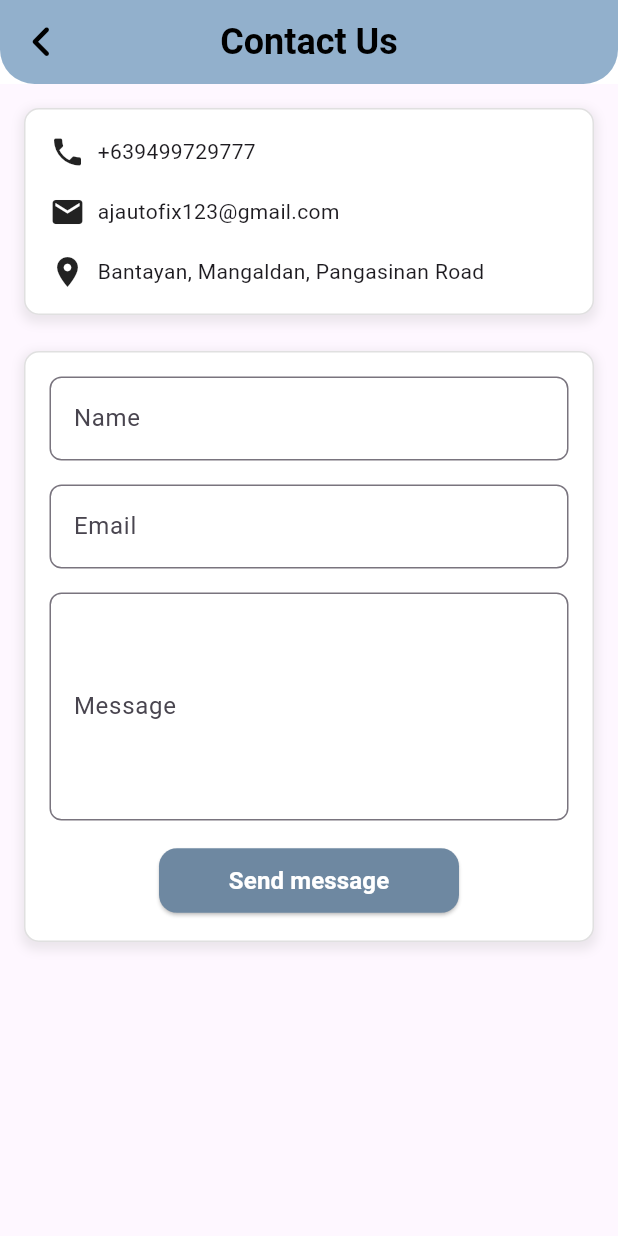
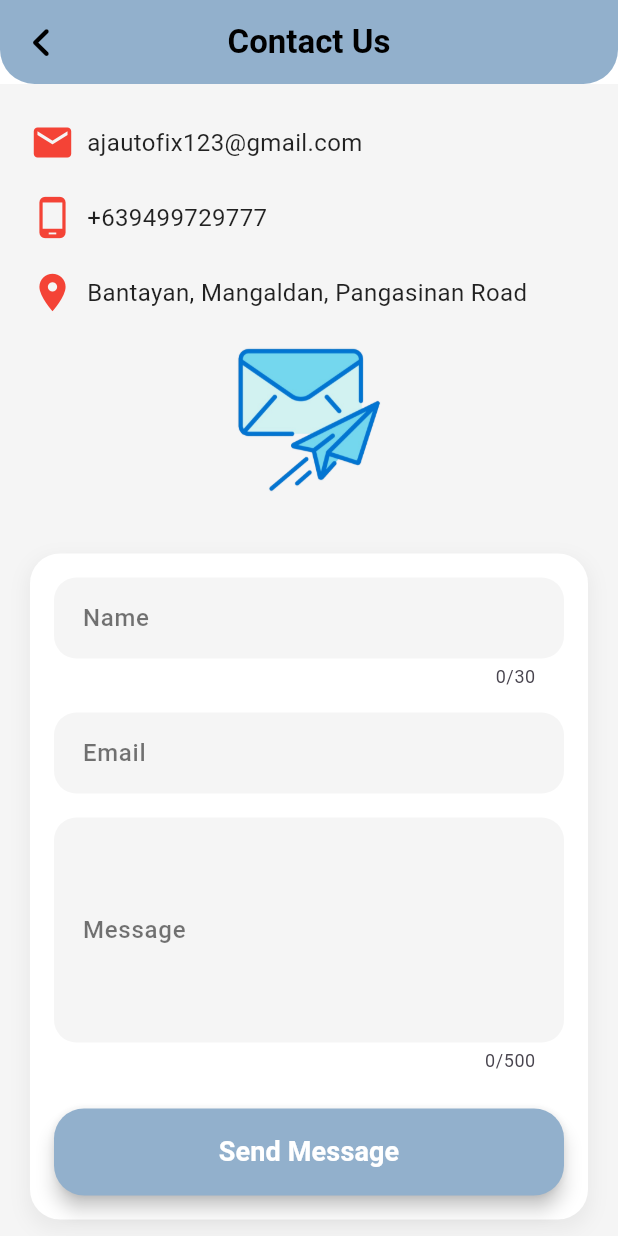
Before and after one commit to JohnLloydDev/AJ-Autofix-App, a Flutter app: the ContactUsScreen screen opened by its route, on a phone screen of 412 x 824 dp. Run offline on Flutter 3.47's test engine with Material 3 defaults, Android fonts, the phone set to English and light mode, and no system bars; our stand-ins replace bloc, equatable, flutter_bloc, flutter_rating_bar, flutter_secure_storage, flutter_spinkit and 10 more; missing offline and left inert: onesignal_flutter; accounts and stored records are empty.

Commit message:
Update the contact us and limit the Length

```diff
--- a/lib/screens/contact_us_screen.dart
+++ b/lib/screens/contact_us_screen.dart
@@ -1,9 +1,7 @@
 import 'package:aj_autofix/bloc/contact/contact_bloc.dart';
-import 'package:aj_autofix/bloc/contact/contact_event.dart';
-import 'package:aj_autofix/bloc/contact/contact_state.dart';
 import 'package:aj_autofix/repositories/contact_repository_impl.dart';
 import 'package:aj_autofix/utils/constants.dart';
-import 'package:aj_autofix/utils/custom_loading.dart';
+import 'package:aj_autofix/widgets/contact_us.dart';
 import 'package:flutter/material.dart';
 import 'package:flutter_bloc/flutter_bloc.dart';
 import 'package:font_awesome_flutter/font_awesome_flutter.dart';
@@ -19,6 +17,7 @@ class ContactUsScreen extends StatelessWidget {
   Widget build(BuildContext context) {
     return Scaffold(
       resizeToAvoidBottomInset: false,
+      backgroundColor: Colors.grey[100],
       appBar: AppBar(
         flexibleSpace: Container(
           decoration: kAppBar,
@@ -27,7 +26,7 @@ class ContactUsScreen extends StatelessWidget {
           'Contact Us',
           style: TextStyle(
             color: Colors.black,
-            fontSize: 24,
+            fontSize: 22,
             fontWeight: FontWeight.bold,
           ),
         ),
@@ -36,21 +35,23 @@ class ContactUsScreen extends StatelessWidget {
           icon: const FaIcon(
             FontAwesomeIcons.angleLeft,
             color: Colors.black,
-            size: 25,
+            size: 24,
           ),
           onPressed: () {
             Navigator.pop(context);
           },
         ),
         backgroundColor: Colors.white,
+        elevation: 0,
       ),
       body: BlocProvider(
         create: (context) => ContactBloc(ContactRepositoryImpl()),
         child: Padding(
-          padding: const EdgeInsets.all(16.0),
-          child: Center(
+          padding: const EdgeInsets.symmetric(horizontal: 20.0),
+          child: SingleChildScrollView(
             child: Column(
               children: [
+                const SizedBox(height: 24),
                 const ContactInfoContainer(),
                 const SizedBox(height: 24),
                 ContactFormContainer(
@@ -66,196 +67,64 @@ class ContactUsScreen extends StatelessWidget {
     );
   }
 }
-
 class ContactInfoContainer extends StatelessWidget {
   const ContactInfoContainer({super.key});
-
   @override
   Widget build(BuildContext context) {
-    return Container(
-      padding: const EdgeInsets.all(16.0),
-      decoration: BoxDecoration(
-        color: Colors.white,
-        borderRadius: BorderRadius.circular(10),
-        border: Border.all(color: Colors.grey.shade300),
-        boxShadow: [
-          BoxShadow(
-            color: Colors.grey.withOpacity(0.2),
-            spreadRadius: 2,
-            blurRadius: 5,
-            offset: const Offset(0, 3),
+    return Column(
+      crossAxisAlignment: CrossAxisAlignment.center,
+      children: [
+        const Row(
+          children: [
+            Icon(Icons.email, color: Colors.red, size: 30),
+            SizedBox(width: 8),
+            Text(
+              'ajautofix123@gmail.com',
+              style: TextStyle(
+                fontSize: 16,
+                color: Colors.black87,
+              ),
             ),
           ],
         ),
-      child: const Column(
-        crossAxisAlignment: CrossAxisAlignment.start,
+        const SizedBox(height: 20),
+        const Row(
           children: [
-          Row(
-            children: [
-              Icon(Icons.phone),
+            Icon(Icons.phone_android, color: Colors.red, size: 30),
             SizedBox(width: 8),
-              Text('+639499729777'),
-            ],
+            Text(
+              '+639499729777',
+              style: TextStyle(
+                fontSize: 16,
+                color: Colors.black87,
               ),
-          SizedBox(height: 16),
-          Row(
-            children: [
-              Icon(Icons.email),
-              SizedBox(width: 8),
-              Text('ajautofix123@gmail.com'),
-            ],
-          ),
-          SizedBox(height: 16),
-          Row(
-            children: [
-              Icon(Icons.location_on),
-              SizedBox(width: 8),
-              Text('Bantayan, Mangaldan, Pangasinan Road'),
-            ],
             ),
           ],
         ),
+        const SizedBox(height: 20),
+        const Row(
+          children: [
+            Icon(Icons.location_on, color: Colors.red, size: 30),
+            SizedBox(width: 8),
+            Text(
+              'Bantayan, Mangaldan, Pangasinan Road',
+              style: TextStyle(
+                fontSize: 16,
+                color: Colors.black87,
+              ),
+            ),
+          ],
+        ),
+        const SizedBox(height: 20),
+        Center(
+          child: Image.asset(
+            'assets/email.png',
+            width: 100,
+            height: 100,
+          ),
+        ),
+        const SizedBox(height: 15),
+      ],
     );
   }
 }
-
-class ContactFormContainer extends StatelessWidget {
-  final TextEditingController nameController;
-  final TextEditingController emailController;
-  final TextEditingController messageController;
-
-  const ContactFormContainer({
-    required this.nameController,
-    required this.emailController,
-    required this.messageController,
-    super.key,
-  });
-
-  @override
-  Widget build(BuildContext context) {
-    return BlocConsumer<ContactBloc, ContactState>(
-      listener: (context, state) {
-        if (state is ContactSuccess) {
-          ScaffoldMessenger.of(context).showSnackBar(const SnackBar(
-            content: Text('Contact message sent successfully!'),
-            backgroundColor: Colors.green,
-          ));
-          nameController.clear();
-          emailController.clear();
-          messageController.clear();
-        } else if (state is ContactFailure) {
-          ScaffoldMessenger.of(context).showSnackBar(SnackBar(
-            content: Text('Failed to send message: ${state.errorMessage}'),
-            backgroundColor: Colors.red,
-          ));
-        }
-      },
-      builder: (context, state) {
-        if (state is ContactSubmitting) {
-          return const CustomLoading();
-        }
-
-        return Container(
-          padding: const EdgeInsets.all(16.0),
-          decoration: BoxDecoration(
-            color: Colors.white,
-            borderRadius: BorderRadius.circular(10),
-            border: Border.all(color: Colors.grey.shade300),
-            boxShadow: [
-              BoxShadow(
-                color: Colors.grey.withOpacity(0.2),
-                spreadRadius: 2,
-                blurRadius: 5,
-                offset: const Offset(0, 3),
-              ),
-            ],
-          ),
-          child: Column(
-            children: [
-              TextFormField(
-                controller: nameController,
-                decoration: InputDecoration(
-                  labelText: 'Name',
-                  border: OutlineInputBorder(
-                    borderRadius: BorderRadius.circular(8),
-                  ),
-                ),
-                validator: (value) {
-                  if (value == null || value.isEmpty) {
-                    return 'Please enter your name';
-                  }
-                  return null;
-                },
-              ),
-              const SizedBox(height: 16),
-              TextFormField(
-                controller: emailController,
-                decoration: InputDecoration(
-                  labelText: 'Email',
-                  border: OutlineInputBorder(
-                    borderRadius: BorderRadius.circular(8),
-                  ),
-                ),
-                validator: (value) {
-                  if (value == null || value.isEmpty) {
-                    return 'Please enter your email';
-                  } else if (!RegExp(r'^[^@]+@[^@]+\.[^@]+').hasMatch(value)) {
-                    return 'Please enter a valid email';
-                  }
-                  return null;
-                },
-              ),
-              const SizedBox(height: 16),
-              TextFormField(
-                controller: messageController,
-                decoration: InputDecoration(
-                  labelText: 'Message',
-                  border: OutlineInputBorder(
-                    borderRadius: BorderRadius.circular(8),
-                  ),
-                ),
-                maxLines: 5,
-                validator: (value) {
-                  if (value == null || value.isEmpty) {
-                    return 'Please enter a message';
-                  }
-                  return null;
-                },
-              ),
-              const SizedBox(height: 16),
-              SizedBox(
-                width: 200,
-                child: ElevatedButton(
-                  onPressed: () {
-                    context.read<ContactBloc>().add(SendContactEvent(
-                          name: nameController.text,
-                          email: emailController.text,
-                          message: messageController.text,
-                        ));
-                  },
-                  style: ElevatedButton.styleFrom(
-                    backgroundColor: const Color(0xFF6E88A1),
-                    padding: const EdgeInsets.symmetric(vertical: 10),
-                    shape: RoundedRectangleBorder(
-                      borderRadius: BorderRadius.circular(12),
-                    ),
-                  ),
-                  child: const Center(
-                    child: Text(
-                      'Send message',
-                      style: TextStyle(
-                        color: Colors.white,
-                        fontWeight: FontWeight.bold,
-                        fontSize: 16,
-                      ),
-                    ),
-                  ),
-                ),
-              )
-            ],
-          ),
-        );
-      },
-    );
-  }
-}
--- /dev/null
+++ b/lib/widgets/contact_us.dart
@@ -0,0 +1,193 @@
+import 'package:aj_autofix/bloc/contact/contact_bloc.dart';
+import 'package:aj_autofix/bloc/contact/contact_event.dart';
+import 'package:aj_autofix/bloc/contact/contact_state.dart';
+import 'package:aj_autofix/utils/custom_loading.dart';
+import 'package:flutter/material.dart';
+import 'package:flutter_bloc/flutter_bloc.dart';
+
+class ContactFormContainer extends StatelessWidget {
+  final TextEditingController nameController;
+  final TextEditingController emailController;
+  final TextEditingController messageController;
+
+  const ContactFormContainer({
+    required this.nameController,
+    required this.emailController,
+    required this.messageController,
+    super.key,
+  });
+
+  @override
+  Widget build(BuildContext context) {
+    return BlocConsumer<ContactBloc, ContactState>(
+      listener: (context, state) {
+        if (state is ContactSuccess) {
+          ScaffoldMessenger.of(context).showSnackBar(const SnackBar(
+            content: Text('Contact message sent successfully!'),
+            backgroundColor: Colors.green,
+          ));
+          nameController.clear();
+          emailController.clear();
+          messageController.clear();
+        } else if (state is ContactFailure) {
+          ScaffoldMessenger.of(context).showSnackBar(SnackBar(
+            content: Text('Failed to send message: ${state.errorMessage}'),
+            backgroundColor: Colors.red,
+          ));
+        }
+      },
+      builder: (context, state) {
+        if (state is ContactSubmitting) {
+          return const CustomLoading();
+        }
+
+        return Container(
+          padding: const EdgeInsets.all(16.0),
+          decoration: BoxDecoration(
+            color: Colors.white,
+            borderRadius: BorderRadius.circular(20),
+            boxShadow: [
+              BoxShadow(
+                color: Colors.black.withOpacity(0.05),
+                spreadRadius: 2,
+                blurRadius: 10,
+                offset: const Offset(0, 5),
+              ),
+            ],
+          ),
+          child: Column(
+            children: [
+              TextFormField(
+                controller: nameController,
+                decoration: InputDecoration(
+                  labelText: 'Name',
+                  labelStyle: const TextStyle(
+                    color: Colors.black54,
+                    fontWeight: FontWeight.w500,
+                  ),
+                  contentPadding: const EdgeInsets.symmetric(
+                      vertical: 15, horizontal: 15),
+                  filled: true,
+                  fillColor: Colors.grey.shade100,
+                  border: OutlineInputBorder(
+                    borderRadius: BorderRadius.circular(15),
+                    borderSide: BorderSide.none,
+                  ),
+                ),
+                maxLength: 30,
+                style: const TextStyle(fontSize: 16),
+                validator: (value) {
+                  if (value == null || value.isEmpty) {
+                    return 'Please enter your name';
+                  } else if (value.length > 30) {
+                    return 'Name cannot exceed 30 characters';
+                  }
+                  return null;
+                },
+              ),
+              const SizedBox(height: 16),
+
+              TextFormField(
+                controller: emailController,
+                decoration: InputDecoration(
+                  labelText: 'Email',
+                  labelStyle: const TextStyle(
+                    color: Colors.black54,
+                    fontWeight: FontWeight.w500,
+                  ),
+                  contentPadding: const EdgeInsets.symmetric(
+                      vertical: 15, horizontal: 15),
+                  filled: true,
+                  fillColor: Colors.grey.shade100,
+                  border: OutlineInputBorder(
+                    borderRadius: BorderRadius.circular(15),
+                    borderSide: BorderSide.none,
+                  ),
+                ),
+                validator: (value) {
+                  if (value == null || value.isEmpty) {
+                    return 'Please enter your email';
+                  } else if (!RegExp(r'^[^@]+@gmail\.com$').hasMatch(value)) {
+                    return 'Please enter a valid Gmail address';
+                  }
+                  return null;
+                },
+                style: const TextStyle(fontSize: 16),
+              ),
+              const SizedBox(height: 16),
+
+              TextFormField(
+                controller: messageController,
+                decoration: InputDecoration(
+                  labelText: 'Message',
+                  labelStyle: const TextStyle(
+                    color: Colors.black54,
+                    fontWeight: FontWeight.w500,
+                  ),
+                  contentPadding: const EdgeInsets.symmetric(
+                      vertical: 15, horizontal: 15),
+                  filled: true,
+                  fillColor: Colors.grey.shade100,
+                  border: OutlineInputBorder(
+                    borderRadius: BorderRadius.circular(15),
+                    borderSide: BorderSide.none,
+                  ),
+                ),
+                maxLines: 5,
+                maxLength: 500,
+                style: const TextStyle(fontSize: 16),
+                validator: (value) {
+                  if (value == null || value.isEmpty) {
+                    return 'Please enter a message';
+                  } else if (value.length > 500) {
+                    return 'Message cannot exceed 500 characters';
+                  }
+                  return null;
+                },
+              ),
+              const SizedBox(height: 24),
+
+              SizedBox(
+                width: double.infinity,
+                child: ElevatedButton(
+                  onPressed: () {
+                    if (emailController.text.contains('@gmail.com')) {
+                      context.read<ContactBloc>().add(SendContactEvent(
+                            name: nameController.text,
+                            email: emailController.text,
+                            message: messageController.text,
+                          ));
+                    } else {
+                      ScaffoldMessenger.of(context).showSnackBar(
+                        const SnackBar(
+                          content: Text('Email must be a Gmail address.'),
+                          backgroundColor: Colors.red,
+                        ),
+                      );
+                    }
+                  },
+                  style: ElevatedButton.styleFrom(
+                    backgroundColor: const Color.fromARGB(255, 146, 176, 204),
+                    padding: const EdgeInsets.symmetric(vertical: 16),
+                    shape: RoundedRectangleBorder(
+                      borderRadius: BorderRadius.circular(20),
+                    ),
+                    elevation: 5,
+                  ),
+                  child: const Text(
+                    'Send Message',
+                    style: TextStyle(
+                      color: Colors.white,
+                      fontWeight: FontWeight.w600,
+                      fontSize: 18,
+                    ),
+                  ),
+                ),
+              )
+            ],
+          ),
+        );
+      },
+    );
+  }
+}
--- a/pubspec.yaml
+++ b/pubspec.yaml
@@ -103,6 +103,7 @@ flutter:
     - assets/intropage3.png
     - assets/intropage4.png
     - assets/intropage5.png
+    - assets/email.png
 
     - assets/slide_one.png
     - assets/slide_two.png
```
Also changed, not shown: assets/email.png (added). Lines whose indentation alone changed are shown as unchanged.
